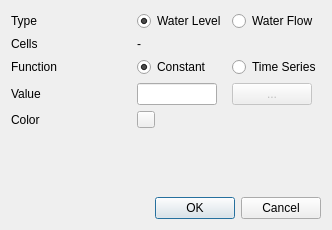
Old version of the form src/ui/boundary_condition_dialog.ui in the repository IPH-ECO/iph-eco-gui.
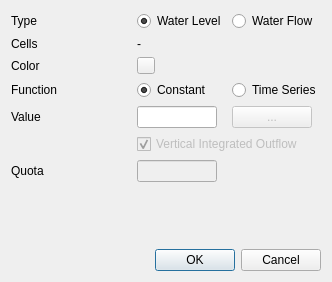
New version of the form.

Commit message: Vertical integrated outflow and quota attributes

What changed in the file:
```diff
--- a/src/ui/boundary_condition_dialog.ui
+++ b/src/ui/boundary_condition_dialog.ui
@@ -7,7 +7,7 @@
     <x>0</x>
     <y>0</y>
     <width>332</width>
-    <height>230</height>
+    <height>282</height>
    </rect>
   </property>
   <property name="minimumSize">
@@ -18,7 +18,7 @@
   </property>
   <property name="maximumSize">
    <size>
-    <width>500</width>
+    <width>440</width>
     <height>600</height>
    </size>
   </property>
@@ -26,6 +26,58 @@
    <string>Boundary Condition</string>
   </property>
   <layout class="QGridLayout" name="gridLayout">
+   <item row="6" column="1" colspan="2">
+    <widget class="QCheckBox" name="chkVIO">
+     <property name="enabled">
+      <bool>false</bool>
+     </property>
+     <property name="text">
+      <string>Vertical Integrated Outflow</string>
+     </property>
+     <property name="checked">
+      <bool>true</bool>
+     </property>
+    </widget>
+   </item>
+   <item row="7" column="0">
+    <widget class="QLabel" name="label_2">
+     <property name="text">
+      <string>Quota</string>
+     </property>
+    </widget>
+   </item>
+   <item row="8" column="0">
+    <spacer name="verticalSpacer">
+     <property name="orientation">
+      <enum>Qt::Vertical</enum>
+     </property>
+     <property name="sizeHint" stdset="0">
+      <size>
+       <width>20</width>
+       <height>40</height>
+      </size>
+     </property>
+    </spacer>
+   </item>
+   <item row="7" column="1">
+    <widget class="QLineEdit" name="edtQuota">
+     <property name="enabled">
+      <bool>false</bool>
+     </property>
+     <property name="sizePolicy">
+      <sizepolicy hsizetype="Fixed" vsizetype="Fixed">
+       <horstretch>0</horstretch>
+       <verstretch>0</verstretch>
+      </sizepolicy>
+     </property>
+     <property name="maximumSize">
+      <size>
+       <width>80</width>
+       <height>16777215</height>
+      </size>
+     </property>
+    </widget>
+   </item>
    <item row="0" column="0">
     <widget class="QLabel" name="label_3">
      <property name="text">
@@ -33,7 +85,7 @@
      </property>
     </widget>
    </item>
-   <item row="2" column="1">
+   <item row="3" column="1">
     <widget class="QRadioButton" name="rdoConstant">
      <property name="text">
       <string>Constant</string>
@@ -46,7 +98,7 @@
      </attribute>
     </widget>
    </item>
-   <item row="6" column="0" colspan="3">
+   <item row="10" column="0" colspan="3">
     <widget class="QDialogButtonBox" name="buttonBox">
      <property name="orientation">
       <enum>Qt::Horizontal</enum>
@@ -56,7 +108,7 @@
      </property>
     </widget>
    </item>
-   <item row="3" column="2">
+   <item row="4" column="2">
     <widget class="QPushButton" name="btnTimeSeries">
      <property name="enabled">
       <bool>false</bool>
@@ -72,19 +124,6 @@
      </property>
     </widget>
    </item>
-   <item row="5" column="1">
-    <spacer name="verticalSpacer">
-     <property name="orientation">
-      <enum>Qt::Vertical</enum>
-     </property>
-     <property name="sizeHint" stdset="0">
-      <size>
-       <width>20</width>
-       <height>40</height>
-      </size>
-     </property>
-    </spacer>
-   </item>
    <item row="1" column="0">
     <widget class="QLabel" name="lblElementLabel">
      <property name="text">
@@ -92,7 +131,7 @@
      </property>
     </widget>
    </item>
-   <item row="3" column="0">
+   <item row="4" column="0">
     <widget class="QLabel" name="lblConstant">
      <property name="text">
       <string>Value</string>
@@ -109,7 +148,7 @@
      </attribute>
     </widget>
    </item>
-   <item row="2" column="2">
+   <item row="3" column="2">
     <widget class="QRadioButton" name="rdoTimeSeries">
      <property name="text">
       <string>Time Series</string>
@@ -119,7 +158,7 @@
      </attribute>
     </widget>
    </item>
-   <item row="3" column="1">
+   <item row="4" column="1">
     <widget class="QLineEdit" name="edtConstant">
      <property name="sizePolicy">
       <sizepolicy hsizetype="Fixed" vsizetype="Fixed">
@@ -148,7 +187,7 @@
      </attribute>
     </widget>
    </item>
-   <item row="2" column="0">
+   <item row="3" column="0">
     <widget class="QLabel" name="label_6">
      <property name="text">
       <string>Function</string>
@@ -168,7 +207,14 @@
      </property>
     </widget>
    </item>
-   <item row="4" column="1">
+   <item row="2" column="0">
+    <widget class="QLabel" name="label">
+     <property name="text">
+      <string>Color</string>
+     </property>
+    </widget>
+   </item>
+   <item row="2" column="1">
     <widget class="QToolButton" name="btnCellColor">
      <property name="text">
       <string/>
@@ -181,13 +227,6 @@
      </property>
     </widget>
    </item>
-   <item row="4" column="0">
-    <widget class="QLabel" name="label">
-     <property name="text">
-      <string>Color</string>
-     </property>
-    </widget>
-   </item>
   </layout>
  </widget>
  <resources>
```
Left out of the diff: 64 changed lines with no effect on the pictures. The commit also changes 6 other files.
